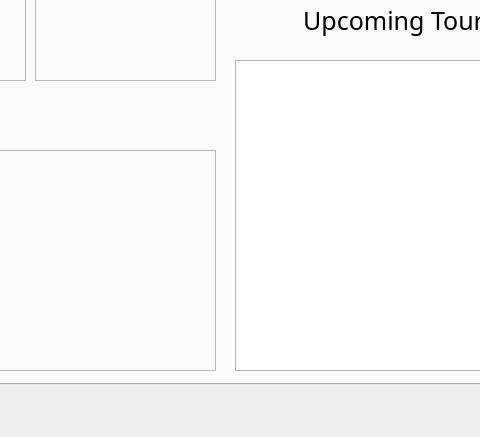
This is client/showboat.ui in jonramm/ShowBoat as Qt 5 draws it before an edit; both pictures show x 407 to 887 and y 256 to 693 of the 1067 by 693 pixel window. The edited form follows.
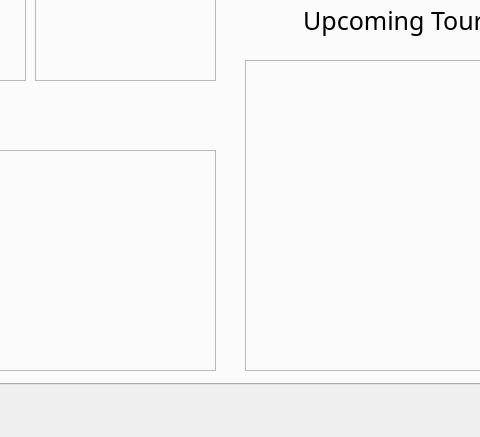
This is the edited form. Icons and pictures are not drawn.

Commit message: basic home tab data display with test endpoint data

```diff
--- a/client/showboat.ui
+++ b/client/showboat.ui
@@ -284,15 +284,40 @@
        <set>Qt::AlignCenter</set>
       </property>
      </widget>
-     <widget class="QListView" name="tourDatesHomeList">
+     <widget class="QLabel" name="homeTourDatesLabel">
       <property name="geometry">
        <rect>
-        <x>630</x>
+        <x>640</x>
         <y>290</y>
-        <width>391</width>
+        <width>381</width>
         <height>311</height>
        </rect>
       </property>
+      <property name="font">
+       <font>
+        <pointsize>10</pointsize>
+        <weight>50</weight>
+        <bold>false</bold>
+       </font>
+      </property>
+      <property name="frameShape">
+       <enum>QFrame::StyledPanel</enum>
+      </property>
+      <property name="frameShadow">
+       <enum>QFrame::Sunken</enum>
+      </property>
+      <property name="lineWidth">
+       <number>3</number>
+      </property>
+      <property name="text">
+       <string/>
+      </property>
+      <property name="alignment">
+       <set>Qt::AlignLeading|Qt::AlignLeft|Qt::AlignTop</set>
+      </property>
+      <property name="wordWrap">
+       <bool>true</bool>
+      </property>
      </widget>
     </widget>
     <widget class="QWidget" name="tourDatesTab">
```
Left out of the diff: 23 changed lines with no effect on the pictures. The commit also changes 2 other files.
